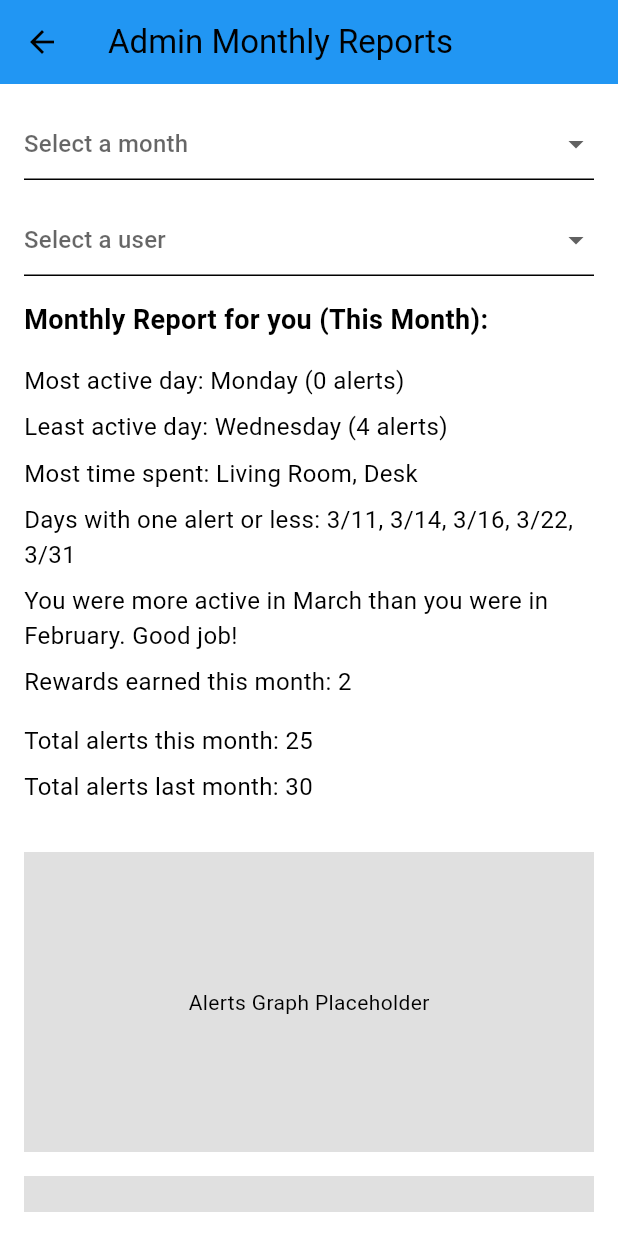
After one commit to emoody0/indoor-locator, a Flutter app: the ReportsPage screen opened directly, after a tap on "Monthly Reports", on a phone screen of 412 x 824 dp. The commit adds this screen. Run offline on Flutter 3.47's test engine with Material 3 defaults, Android fonts, the phone set to English and light mode, and no system bars; our stand-ins replace sqflite; missing offline and left inert: mqtt_client; accounts and stored records are empty.

Commit message:
reports pages generated

```diff
--- /dev/null
+++ b/lib/reports/monthly_reports.dart
@@ -0,0 +1,211 @@
+import 'package:flutter/material.dart';
+import '../config.dart';
+
+class MonthlyReportsPage extends StatefulWidget {
+  final bool isAdmin;
+
+  const MonthlyReportsPage({super.key, required this.isAdmin});
+
+  @override
+  _MonthlyReportsPageState createState() => _MonthlyReportsPageState();
+}
+
+class _MonthlyReportsPageState extends State<MonthlyReportsPage> {
+  String? selectedMonth; // For dropdown to select a month
+  String? selectedUser; // Admin-only feature to select a user
+
+  // Placeholder for dynamic data fetched from a database
+  Map<String, dynamic> reportData = {
+    'mostActiveDay': null,
+    'leastActiveDay': null,
+    'mostTimeSpent': null,
+    'daysWithFewAlerts': null,
+    'monthlyComparison': null,
+    'rewardsEarned': null,
+    'totalAlerts': {
+      'thisMonth': null,
+      'lastMonth': null,
+    },
+  };
+
+  // Example data
+  final List<String> months = ['This Month', 'Last Month', 'March 2025'];
+  final List<String> users = ['User1', 'User2', 'User3']; // Admin-only
+
+  void fetchReportData() {
+    // Simulate fetching data from the database
+    setState(() {
+      reportData = {
+        'mostActiveDay': 'Monday (0 alerts)',
+        'leastActiveDay': 'Wednesday (4 alerts)',
+        'mostTimeSpent': 'Living Room, Desk',
+        'daysWithFewAlerts': ['3/11', '3/14', '3/16', '3/22', '3/31'],
+        'monthlyComparison':
+            'You were more active in March than you were in February. Good job!',
+        'rewardsEarned': 2,
+        'totalAlerts': {
+          'thisMonth': 25,
+          'lastMonth': 30,
+        },
+      };
+    });
+  }
+
+  @override
+  void initState() {
+    super.initState();
+    fetchReportData(); // Fetch initial report data (e.g., for "This Month")
+  }
+
+  @override
+  Widget build(BuildContext context) {
+    return Scaffold(
+      appBar: AppBar(
+        title: Text(widget.isAdmin ? 'Admin Monthly Reports' : 'Resident Monthly Reports'),
+        backgroundColor: AppColors.primaryColor,
+      ),
+      body: Padding(
+        padding: const EdgeInsets.all(16.0),
+        child: Column(
+          crossAxisAlignment: CrossAxisAlignment.start,
+          children: [
+            // Dropdown to select a month
+            DropdownButtonFormField<String>(
+              value: selectedMonth,
+              hint: const Text('Select a month'),
+              items: months.map((month) {
+                return DropdownMenuItem<String>(
+                  value: month,
+                  child: Text(month),
+                );
+              }).toList(),
+              onChanged: (value) {
+                setState(() {
+                  selectedMonth = value;
+                  fetchReportData(); // Simulate fetching data for the selected month
+                });
+              },
+            ),
+            const SizedBox(height: 16),
+
+            // Admin-only dropdown to select a user
+            if (widget.isAdmin) ...[
+              DropdownButtonFormField<String>(
+                value: selectedUser,
+                hint: const Text('Select a user'),
+                items: users.map((user) {
+                  return DropdownMenuItem<String>(
+                    value: user,
+                    child: Text(user),
+                  );
+                }).toList(),
+                onChanged: (value) {
+                  setState(() {
+                    selectedUser = value;
+                    fetchReportData(); // Simulate fetching data for the selected user
+                  });
+                },
+              ),
+              const SizedBox(height: 16),
+            ],
+
+            // Display report data
+            Expanded(
+              child: SingleChildScrollView(
+                child: Column(
+                  crossAxisAlignment: CrossAxisAlignment.start,
+                  children: [
+                    Text(
+                      'Monthly Report for ${selectedUser ?? 'you'} (${selectedMonth ?? 'This Month'}):',
+                      style: const TextStyle(
+                        fontSize: 18,
+                        fontWeight: FontWeight.bold,
+                      ),
+                    ),
+                    const SizedBox(height: 16),
+
+                    Text(
+                      'Most active day: ${reportData['mostActiveDay'] ?? 'Loading...'}',
+                      style: const TextStyle(fontSize: 16),
+                    ),
+                    const SizedBox(height: 8),
+
+                    Text(
+                      'Least active day: ${reportData['leastActiveDay'] ?? 'Loading...'}',
+                      style: const TextStyle(fontSize: 16),
+                    ),
+                    const SizedBox(height: 8),
+
+                    Text(
+                      'Most time spent: ${reportData['mostTimeSpent'] ?? 'Loading...'}',
+                      style: const TextStyle(fontSize: 16),
+                    ),
+                    const SizedBox(height: 8),
+
+                    Text(
+                      'Days with one alert or less: ${(reportData['daysWithFewAlerts'] as List<String>?)?.join(', ') ?? 'Loading...'}',
+                      style: const TextStyle(fontSize: 16),
+                    ),
+                    const SizedBox(height: 8),
+
+                    Text(
+                      '${reportData['monthlyComparison'] ?? 'Loading...'}',
+                      style: const TextStyle(fontSize: 16),
+                    ),
+                    const SizedBox(height: 8),
+
+                    Text(
+                      'Rewards earned this month: ${reportData['rewardsEarned'] ?? 'Loading...'}',
+                      style: const TextStyle(fontSize: 16),
+                    ),
+                    const SizedBox(height: 16),
+
+                    Text(
+                      'Total alerts this month: ${reportData['totalAlerts']['thisMonth'] ?? 'Loading...'}',
+                      style: const TextStyle(fontSize: 16),
+                    ),
+                    const SizedBox(height: 8),
+
+                    Text(
+                      'Total alerts last month: ${reportData['totalAlerts']['lastMonth'] ?? 'Loading...'}',
+                      style: const TextStyle(fontSize: 16),
+                    ),
+                    const SizedBox(height: 32),
+
+                    // Placeholder for graphs
+                    Center(
+                      child: Column(
+                        children: [
+                          Container(
+                            height: 200,
+                            width: double.infinity,
+                            color: Colors.grey[300], // Placeholder for alerts graph
+                            child: const Center(child: Text('Alerts Graph Placeholder')),
+                          ),
+                          const SizedBox(height: 16),
+                          Container(
+                            height: 200,
+                            width: double.infinity,
+                            color: Colors.grey[300], // Placeholder for total time graph
+                            child: const Center(child: Text('Total Time Graph Placeholder')),
+                          ),
+                          const SizedBox(height: 16),
+                          Container(
+                            height: 200,
+                            width: double.infinity,
+                            color: Colors.grey[300], // Placeholder for heatmap
+                            child: const Center(child: Text('Heatmap Placeholder')),
+                          ),
+                        ],
+                      ),
+                    ),
+                  ],
+                ),
+              ),
+            ),
+          ],
+        ),
+      ),
+    );
+  }
+}
--- /dev/null
+++ b/lib/reports/reports.dart
@@ -0,0 +1,80 @@
+import 'package:flutter/material.dart';
+import '../config.dart';
+import 'daily_reports.dart';
+import 'weekly_reports.dart';
+import 'monthly_reports.dart';
+
+class ReportsPage extends StatelessWidget {
+  final bool isAdmin;
+
+  const ReportsPage({super.key, required this.isAdmin});
+
+  @override
+  Widget build(BuildContext context) {
+    return Scaffold(
+      appBar: AppBar(
+        title: Text(isAdmin ? 'Admin Reports' : 'Resident Reports'),
+        backgroundColor: AppColors.primaryColor,
+      ),
+      body: Padding(
+        padding: const EdgeInsets.all(16.0),
+        child: Column(
+          crossAxisAlignment: CrossAxisAlignment.start,
+          children: [
+            Wrap(
+            spacing: 8, // Horizontal spacing
+            runSpacing: 8, // Vertical spacing
+            children: [
+              ElevatedButton(
+                  onPressed: () {
+                    Navigator.push(
+                      context,
+                      MaterialPageRoute(
+                        builder: (context) => DailyReportsPage(isAdmin: isAdmin),
+                      ),
+                    );
+                  },
+                  child: const Text('Daily Reports'),
+                ),
+                ElevatedButton(
+                  onPressed: () {
+                    Navigator.push(
+                      context,
+                      MaterialPageRoute(
+                        builder: (context) => WeeklyReportsPage(isAdmin: isAdmin),
+                      ),
+                    );
+                  },
+                  child: const Text('Weekly Reports'),
+                ),
+                ElevatedButton(
+                  onPressed: () {
+                    Navigator.push(
+                      context,
+                      MaterialPageRoute(
+                        builder: (context) => MonthlyReportsPage(isAdmin: isAdmin),
+                      ),
+                    );
+                  },
+                  child: const Text('Monthly Reports'),
+                ),
+            ],
+          ),
+            const SizedBox(height: 16),
+            Expanded(
+              child: Center(
+                child: Text(
+                  isAdmin
+                      ? 'Welcome to the Admin Reports page. Choose a report type to view details.'
+                      : 'Welcome to the Resident Reports page. Choose a report type to view details.',
+                  style: const TextStyle(fontSize: 18),
+                  textAlign: TextAlign.center,
+                ),
+              ),
+            ),
+          ],
+        ),
+      ),
+    );
+  }
+}
```
Also changed, not shown: lib/admin.dart (+15 -0 lines), lib/reports/daily_reports.dart (added, +183 -0 lines), lib/reports/weekly_reports.dart (added, +210 -0 lines), lib/resident.dart (+15 -0 lines).
